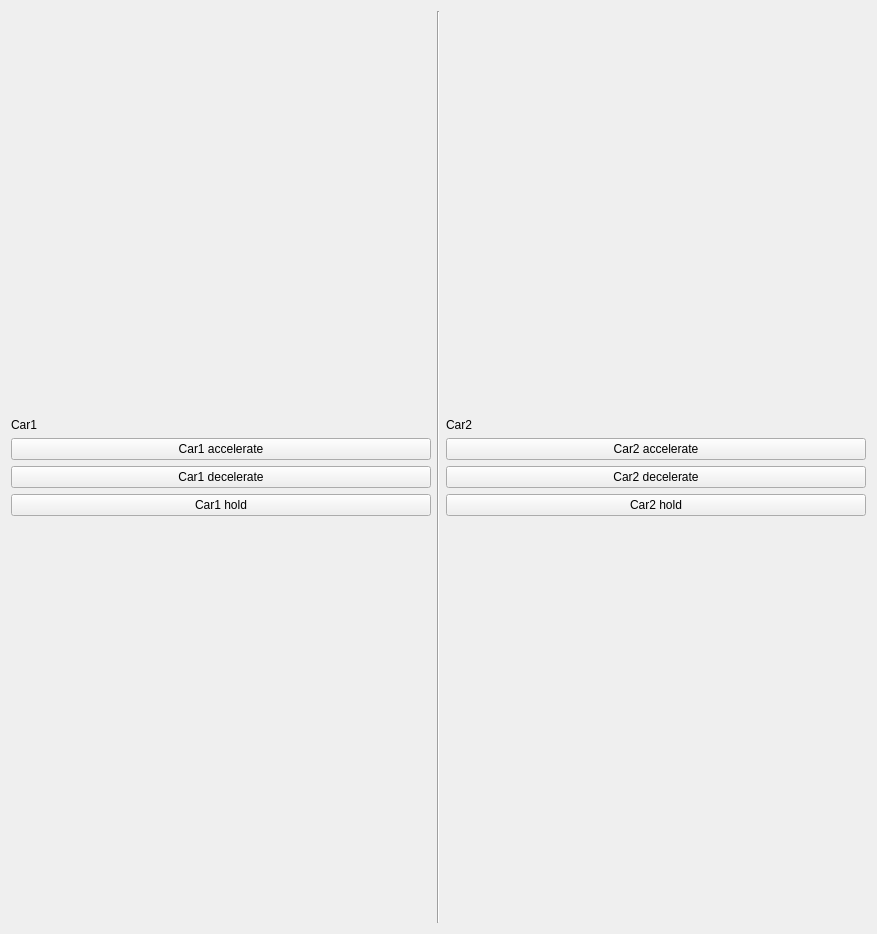
Above: car_action_gui/lib/ClassName.ui from linjuk/adda_ros_multiple_cars before the change. Below: the same form after it.
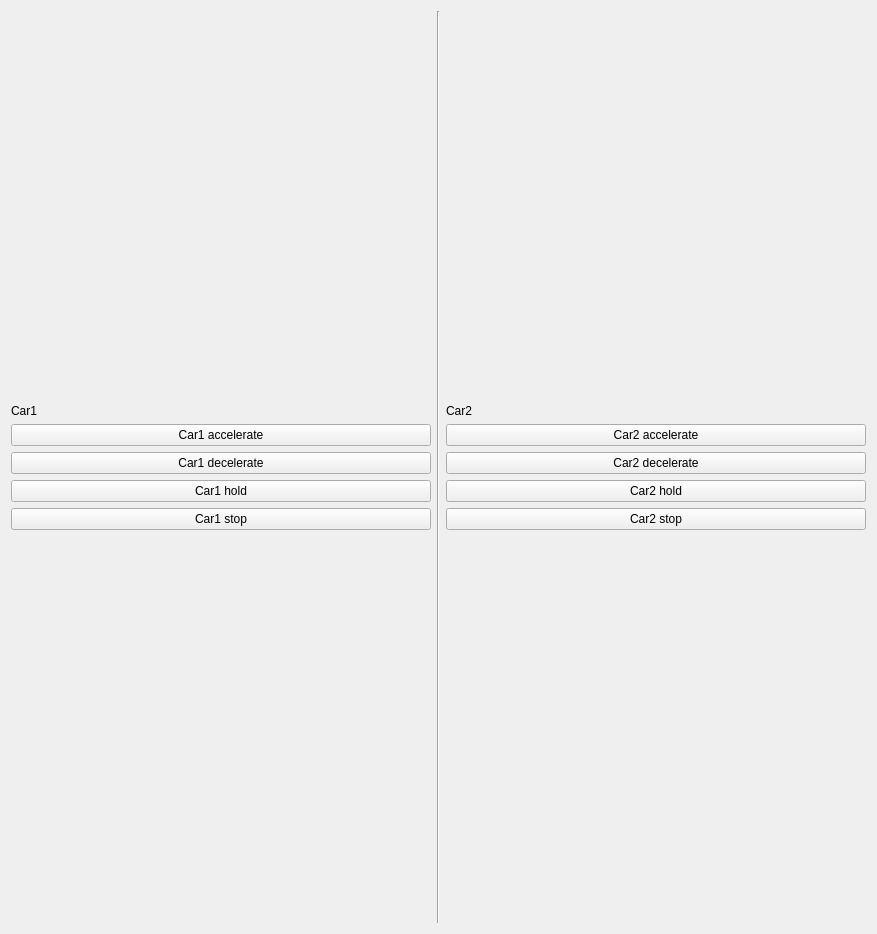
That is the form after the change.

Commit message: stop button added. Directions fixed

```diff
--- a/car_action_gui/lib/ClassName.ui
+++ b/car_action_gui/lib/ClassName.ui
@@ -68,6 +68,13 @@
          </property>
         </widget>
        </item>
+       <item>
+        <widget class="QPushButton" name="Car1_stop_button">
+         <property name="text">
+          <string>Car1 stop</string>
+         </property>
+        </widget>
+       </item>
        <item>
         <spacer name="verticalSpacer">
          <property name="orientation">
@@ -133,6 +140,13 @@
          </property>
         </widget>
        </item>
+       <item>
+        <widget class="QPushButton" name="Car2_stop_button">
+         <property name="text">
+          <string>Car2 stop</string>
+         </property>
+        </widget>
+       </item>
        <item>
         <spacer name="verticalSpacer_4">
          <property name="orientation">
```
The commit also changes 4 other files.
